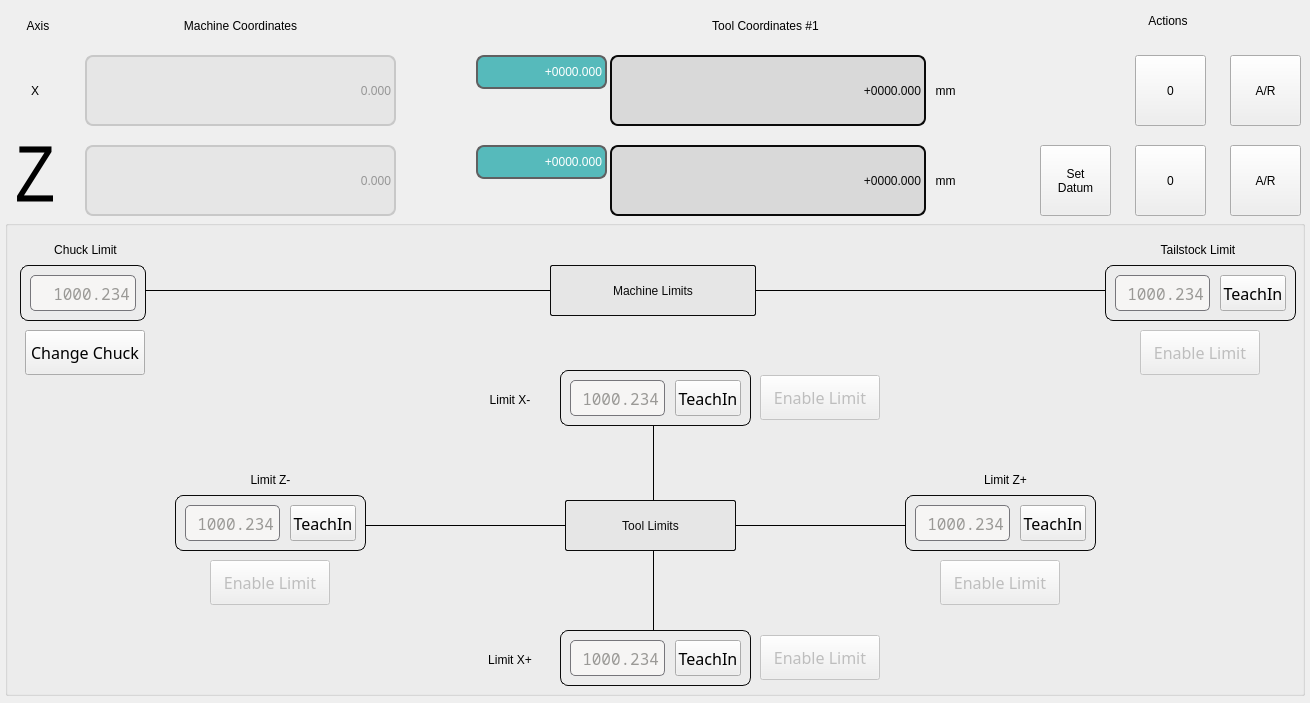
Above: src/teachinlathe/widgets/teachin_lathe_dro.ui from 85vmh/teachinlathe before the change. Below: the same form after it.
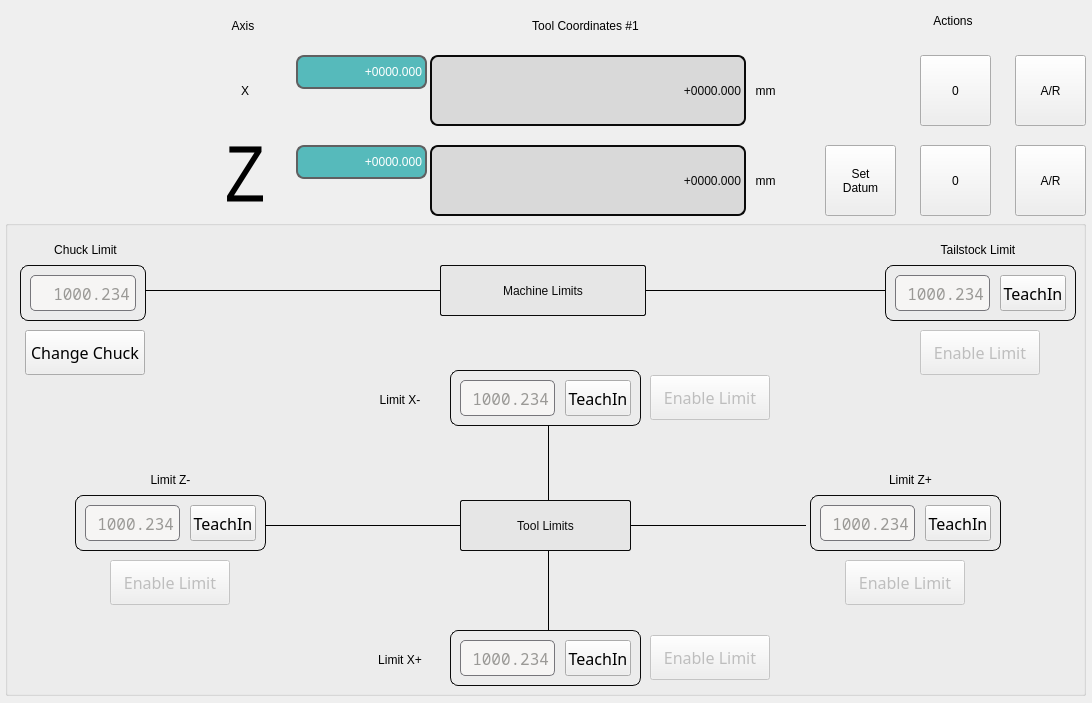
That is the form after the change. Custom widgets are drawn as their Qt base class.

Diff of the .ui file:
```diff
--- a/src/teachinlathe/widgets/teachin_lathe_dro.ui
+++ b/src/teachinlathe/widgets/teachin_lathe_dro.ui
@@ -6,7 +6,7 @@
    <rect>
     <x>0</x>
     <y>0</y>
-    <width>1310</width>
+    <width>1092</width>
     <height>703</height>
    </rect>
   </property>
@@ -16,7 +16,7 @@
   <widget class="QLabel" name="zLabel">
    <property name="geometry">
     <rect>
-     <x>5</x>
+     <x>215</x>
      <y>140</y>
      <width>60</width>
      <height>81</height>
@@ -50,7 +50,7 @@
   <widget class="QLabel" name="xLabel">
    <property name="geometry">
     <rect>
-     <x>5</x>
+     <x>215</x>
      <y>50</y>
      <width>60</width>
      <height>81</height>
@@ -81,7 +81,7 @@
   <widget class="QLabel" name="xSecondaryDro">
    <property name="geometry">
     <rect>
-     <x>476</x>
+     <x>296</x>
      <y>55</y>
      <width>131</width>
      <height>34</height>
@@ -123,7 +123,7 @@
   <widget class="QLabel" name="zSecondaryDro">
    <property name="geometry">
     <rect>
-     <x>476</x>
+     <x>296</x>
      <y>145</y>
      <width>131</width>
      <height>34</height>
@@ -165,7 +165,7 @@
   <widget class="QLabel" name="xPrimaryDro">
    <property name="geometry">
     <rect>
-     <x>610</x>
+     <x>430</x>
      <y>55</y>
      <width>316</width>
      <height>71</height>
@@ -207,7 +207,7 @@
   <widget class="QLabel" name="zPrimaryDro">
    <property name="geometry">
     <rect>
-     <x>610</x>
+     <x>430</x>
      <y>145</y>
      <width>316</width>
      <height>71</height>
@@ -252,7 +252,7 @@
   <widget class="QPushButton" name="zAbsRel">
    <property name="geometry">
     <rect>
-     <x>1230</x>
+     <x>1015</x>
      <y>145</y>
      <width>71</width>
      <height>71</height>
@@ -284,7 +284,7 @@
   <widget class="QPushButton" name="xZero">
    <property name="geometry">
     <rect>
-     <x>1135</x>
+     <x>920</x>
      <y>55</y>
      <width>71</width>
      <height>71</height>
@@ -319,7 +319,7 @@
   <widget class="QPushButton" name="xAbsRel">
    <property name="geometry">
     <rect>
-     <x>1230</x>
+     <x>1015</x>
      <y>55</y>
      <width>71</width>
      <height>71</height>
@@ -351,7 +351,7 @@
   <widget class="QPushButton" name="zZero">
    <property name="geometry">
     <rect>
-     <x>1135</x>
+     <x>920</x>
      <y>145</y>
      <width>71</width>
      <height>71</height>
@@ -383,7 +383,7 @@
   <widget class="QLabel" name="zUnit">
    <property name="geometry">
     <rect>
-     <x>930</x>
+     <x>750</x>
      <y>170</y>
      <width>31</width>
      <height>21</height>
@@ -417,7 +417,7 @@
   <widget class="QLabel" name="xUnit">
    <property name="geometry">
     <rect>
-     <x>930</x>
+     <x>750</x>
      <y>80</y>
      <width>31</width>
      <height>21</height>
@@ -451,7 +451,7 @@
   <widget class="MDIButton" name="mdibutton">
    <property name="geometry">
     <rect>
-     <x>1040</x>
+     <x>825</x>
      <y>145</y>
      <width>71</width>
      <height>71</height>
@@ -476,7 +476,7 @@
     <rect>
      <x>5</x>
      <y>220</y>
-     <width>1300</width>
+     <width>1081</width>
      <height>476</height>
     </rect>
    </property>
@@ -489,7 +489,7 @@
    <widget class="QWidget" name="boxZMinusLimit" native="true">
     <property name="geometry">
      <rect>
-      <x>170</x>
+      <x>70</x>
       <y>275</y>
       <width>191</width>
       <height>56</height>
@@ -584,7 +584,7 @@
    <widget class="QWidget" name="boxZPlusLimit" native="true">
     <property name="geometry">
      <rect>
-      <x>900</x>
+      <x>805</x>
       <y>275</y>
       <width>191</width>
       <height>56</height>
@@ -679,7 +679,7 @@
    <widget class="Line" name="zLine">
     <property name="geometry">
      <rect>
-      <x>360</x>
+      <x>260</x>
       <y>295</y>
       <width>541</width>
       <height>20</height>
@@ -695,7 +695,7 @@
    <widget class="QLabel" name="tool_limits_label">
     <property name="geometry">
      <rect>
-      <x>560</x>
+      <x>455</x>
       <y>280</y>
       <width>171</width>
       <height>51</height>
@@ -722,7 +722,7 @@
    <widget class="QLabel" name="label_6">
     <property name="geometry">
      <rect>
-      <x>545</x>
+      <x>435</x>
       <y>45</y>
       <width>206</width>
       <height>51</height>
@@ -751,7 +751,7 @@
      <rect>
       <x>140</x>
       <y>60</y>
-      <width>961</width>
+      <width>740</width>
       <height>20</height>
      </rect>
     </property>
@@ -765,7 +765,7 @@
    <widget class="Line" name="xLine">
     <property name="geometry">
      <rect>
-      <x>625</x>
+      <x>520</x>
       <y>205</y>
       <width>46</width>
       <height>206</height>
@@ -781,7 +781,7 @@
    <widget class="QWidget" name="boxXPlusLimit" native="true">
     <property name="geometry">
      <rect>
-      <x>555</x>
+      <x>445</x>
       <y>410</y>
       <width>191</width>
       <height>56</height>
@@ -876,7 +876,7 @@
    <widget class="QWidget" name="boxXMinusLimit" native="true">
     <property name="geometry">
      <rect>
-      <x>555</x>
+      <x>445</x>
       <y>150</y>
       <width>191</width>
       <height>56</height>
@@ -971,7 +971,7 @@
    <widget class="QWidget" name="boxTailstockLimit" native="true">
     <property name="geometry">
      <rect>
-      <x>1100</x>
+      <x>880</x>
       <y>45</y>
       <width>191</width>
       <height>56</height>
@@ -1066,7 +1066,7 @@
    <widget class="QLabel" name="labelXPlusLimit">
     <property name="geometry">
      <rect>
-      <x>460</x>
+      <x>350</x>
       <y>430</y>
       <width>90</width>
       <height>19</height>
@@ -1090,7 +1090,7 @@
     </property>
     <property name="geometry">
      <rect>
-      <x>205</x>
+      <x>105</x>
       <y>340</y>
       <width>120</width>
       <height>45</height>
@@ -1115,7 +1115,7 @@
    <widget class="QLabel" name="labelZMinusLimit">
     <property name="geometry">
      <rect>
-      <x>210</x>
+      <x>110</x>
       <y>250</y>
       <width>111</width>
       <height>19</height>
@@ -1139,7 +1139,7 @@
     </property>
     <property name="geometry">
      <rect>
-      <x>935</x>
+      <x>840</x>
       <y>340</y>
       <width>120</width>
       <height>45</height>
@@ -1164,7 +1164,7 @@
    <widget class="QLabel" name="labelZPlusLimit">
     <property name="geometry">
      <rect>
-      <x>945</x>
+      <x>850</x>
       <y>250</y>
       <width>111</width>
       <height>19</height>
@@ -1188,7 +1188,7 @@
     </property>
     <property name="geometry">
      <rect>
-      <x>1135</x>
+      <x>915</x>
       <y>110</y>
       <width>120</width>
       <height>45</height>
@@ -1219,7 +1219,7 @@
    <widget class="QLabel" name="labelTailstockLimit">
     <property name="geometry">
      <rect>
-      <x>1100</x>
+      <x>880</x>
       <y>20</y>
       <width>186</width>
       <height>19</height>
@@ -1243,7 +1243,7 @@
     </property>
     <property name="geometry">
      <rect>
-      <x>755</x>
+      <x>645</x>
       <y>415</y>
       <width>120</width>
       <height>45</height>
@@ -1268,7 +1268,7 @@
    <widget class="QLabel" name="labelXMinusLimit">
     <property name="geometry">
      <rect>
-      <x>460</x>
+      <x>350</x>
       <y>170</y>
       <width>90</width>
       <height>19</height>
@@ -1292,7 +1292,7 @@
     </property>
     <property name="geometry">
      <rect>
-      <x>755</x>
+      <x>645</x>
       <y>155</y>
       <width>120</width>
       <height>45</height>
@@ -1454,119 +1454,10 @@
    <zorder>changeChuck</zorder>
    <zorder>label_6</zorder>
   </widget>
-  <widget class="DROLabel" name="drolabel">
-   <property name="geometry">
-    <rect>
-     <x>85</x>
-     <y>55</y>
-     <width>311</width>
-     <height>71</height>
-    </rect>
-   </property>
-   <property name="styleSheet">
-    <string notr="true">QLabel {
-	font: 40pt &quot;Noto Sans Mono&quot;;
-    border-style: solid;
-    border-color: rgb(200, 200, 200);
-    border-width: 1.5px;
-    border-radius: 8px;
-    color: rgb(150, 150, 150);;
-    background: rgb(230, 230, 230);
-}</string>
-   </property>
-   <property name="text">
-    <string>     0.000</string>
-   </property>
-   <property name="alignment">
-    <set>Qt::AlignRight|Qt::AlignTrailing|Qt::AlignVCenter</set>
-   </property>
-   <property name="referenceType" stdset="0">
-    <number>0</number>
-   </property>
-   <property name="axisNumber" stdset="0">
-    <number>0</number>
-   </property>
-   <property name="inchFormat" stdset="0">
-    <string>%9.4f</string>
-   </property>
-   <property name="millimeterFormat" stdset="0">
-    <string>%10.3f</string>
-   </property>
-   <property name="degreeFormat" stdset="0">
-    <string>%10.2f</string>
-   </property>
-   <property name="latheMode" stdset="0">
-    <number>1</number>
-   </property>
-  </widget>
-  <widget class="DROLabel" name="drolabel_2">
-   <property name="geometry">
-    <rect>
-     <x>85</x>
-     <y>145</y>
-     <width>311</width>
-     <height>71</height>
-    </rect>
-   </property>
-   <property name="styleSheet">
-    <string notr="true">QLabel {
-	font: 40pt &quot;Noto Sans Mono&quot;;
-    border-style: solid;
-    border-color: rgb(200, 200, 200);
-    border-width: 1.5px;
-    border-radius: 8px;
-    color: rgb(150, 150, 150);;
-    background: rgb(230, 230, 230);
-}</string>
-   </property>
-   <property name="text">
-    <string>     0.000</string>
-   </property>
-   <property name="alignment">
-    <set>Qt::AlignRight|Qt::AlignTrailing|Qt::AlignVCenter</set>
-   </property>
-   <property name="referenceType" stdset="0">
-    <number>0</number>
-   </property>
-   <property name="axisNumber" stdset="0">
-    <number>2</number>
-   </property>
-   <property name="inchFormat" stdset="0">
-    <string>%9.4f</string>
-   </property>
-   <property name="millimeterFormat" stdset="0">
-    <string>%10.3f</string>
-   </property>
-   <property name="degreeFormat" stdset="0">
-    <string>%10.2f</string>
-   </property>
-   <property name="latheMode" stdset="0">
-    <number>0</number>
-   </property>
-  </widget>
-  <widget class="QLabel" name="label_4">
-   <property name="geometry">
-    <rect>
-     <x>85</x>
-     <y>10</y>
-     <width>311</width>
-     <height>31</height>
-    </rect>
-   </property>
-   <property name="styleSheet">
-    <string notr="true">font: 18pt &quot;Cantarell&quot;;</string>
-   </property>
-   <property name="text">
-    <string>Machine Coordinates</string>
-   </property>
-   <property name="alignment">
-    <set>Qt::AlignCenter</set>
-   </property>
-  </widget>
   <widget class="QLabel" name="label_8">
    <property name="geometry">
     <rect>
-     <x>610</x>
+     <x>430</x>
      <y>10</y>
      <width>311</width>
      <height>31</height>
@@ -1585,7 +1476,7 @@
   <widget class="QLabel" name="label_9">
    <property name="geometry">
     <rect>
-     <x>5</x>
+     <x>210</x>
      <y>10</y>
      <width>66</width>
      <height>31</height>
@@ -1604,7 +1495,7 @@
   <widget class="QLabel" name="label_10">
    <property name="geometry">
     <rect>
-     <x>1045</x>
+     <x>830</x>
      <y>5</y>
      <width>246</width>
      <height>31</height>
@@ -1647,11 +1538,6 @@
    <extends>QPushButton</extends>
    <header>qtpyvcp.widgets.button_widgets.mdi_button</header>
   </customwidget>
-  <customwidget>
-   <class>DROLabel</class>
-   <extends>QLabel</extends>
-   <header>qtpyvcp.widgets.display_widgets.dro_label</header>
-  </customwidget>
   <customwidget>
    <class>TeachInDroLabel</class>
    <extends>QLabel</extends>
```
Left out of the diff: 3 changed lines with no effect on the pictures.
